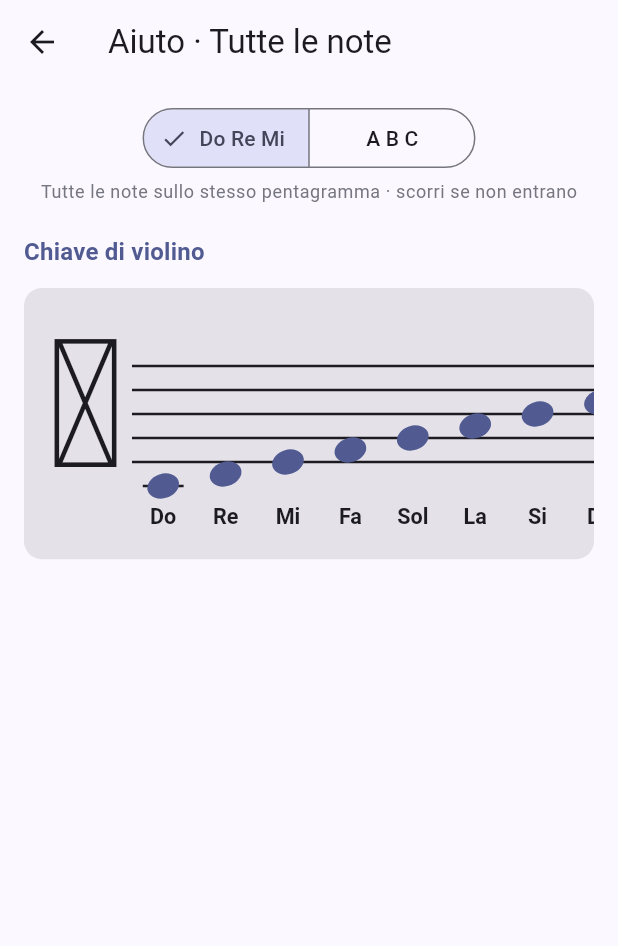
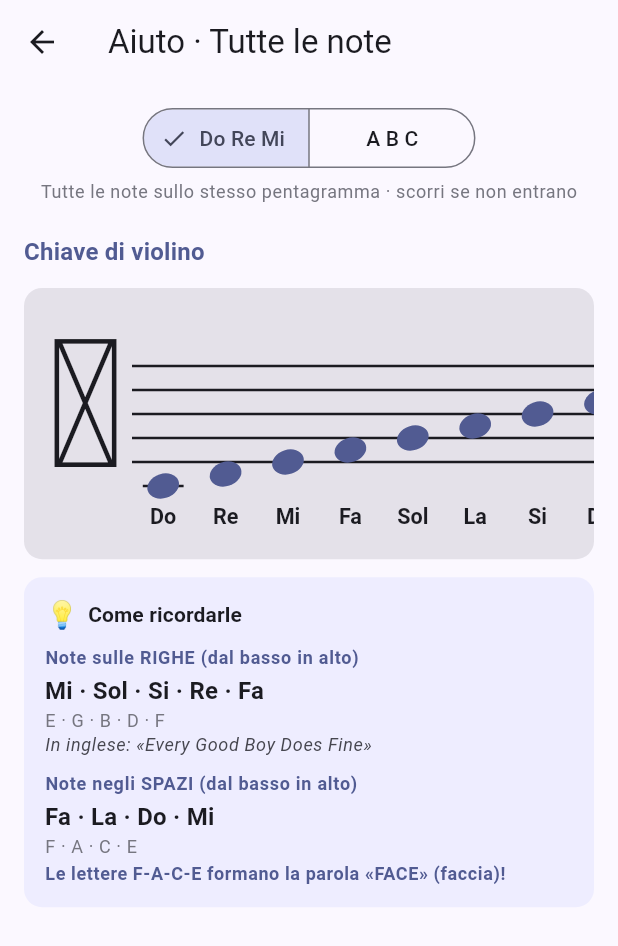
Before and after one commit to ianes1978/NoteLearn, a Flutter app: the screen it shows after launch, after a tap on "Aiuto · Mostra tutte le note", on a phone screen of 412 x 824 dp. Shown: the top 946 px of the screen. Run offline on Flutter 3.47's test engine with Material 3 defaults, Android fonts, the phone set to English and light mode, and no system bars; our stand-ins replace audioplayers.

Commit message:
Aiuto: aggiungi regole mnemoniche per righe e spazi
Sotto ogni pentagramma ora compare un riquadro "Come ricordarle" con la
sequenza delle note su righe e spazi (in Do-Re-Mi e in lettere) e i classici
acronimi inglesi: Every Good Boy Does Fine / FACE per la chiave di violino,
Good Boys Do Fine Always / All Cows Eat Grass per la chiave di basso.

Co-Authored-By: Claude Opus 4.8 (1M context) <noreply@anthropic.com>
Claude-Session: https://claude.ai/code/session_01NYDykZZ4ZLoDpPqgaZ4Ct1

```diff
--- a/lib/screens/help_screen.dart
+++ b/lib/screens/help_screen.dart
@@ -128,7 +128,150 @@ class _ClefSection extends StatelessWidget {
             ),
           ),
         ),
+        const SizedBox(height: 12),
+        _MnemonicsCard(clef: clef, notation: notation),
       ],
     );
   }
 }
+
+/// Regole mnemoniche per ricordare le note su righe e spazi del pentagramma.
+class _MnemonicsCard extends StatelessWidget {
+  final Clef clef;
+  final Notation notation;
+
+  const _MnemonicsCard({required this.clef, required this.notation});
+
+  @override
+  Widget build(BuildContext context) {
+    final theme = Theme.of(context);
+    final isTreble = clef == Clef.treble;
+
+    // Sequenze (dal basso verso l'alto) in solfège e in lettere, con il
+    // classico acronimo inglese usato per memorizzarle.
+    final linesSolfege =
+        isTreble ? 'Mi · Sol · Si · Re · Fa' : 'Sol · Si · Re · Fa · La';
+    final linesLetters = isTreble ? 'E · G · B · D · F' : 'G · B · D · F · A';
+    final linesPhrase = isTreble
+        ? 'Every Good Boy Does Fine'
+        : 'Good Boys Do Fine Always';
+
+    final spacesSolfege =
+        isTreble ? 'Fa · La · Do · Mi' : 'La · Do · Mi · Sol';
+    final spacesLetters = isTreble ? 'F · A · C · E' : 'A · C · E · G';
+    // In chiave di violino gli spazi formano la parola "FACE", quindi non
+    // serve una frase; in chiave di basso si usa "All Cows Eat Grass".
+    final String? spacesPhrase = isTreble ? null : 'All Cows Eat Grass';
+    final spacesExtra = isTreble
+        ? 'Le lettere F-A-C-E formano la parola «FACE» (faccia)!'
+        : null;
+
+    final useLetters = notation == Notation.letters;
+
+    return Container(
+      width: double.infinity,
+      decoration: BoxDecoration(
+        color: theme.colorScheme.primaryContainer.withValues(alpha: 0.45),
+        borderRadius: BorderRadius.circular(12),
+      ),
+      padding: const EdgeInsets.fromLTRB(14, 12, 14, 14),
+      child: Column(
+        crossAxisAlignment: CrossAxisAlignment.start,
+        children: [
+          Row(
+            children: [
+              const Text('💡', style: TextStyle(fontSize: 18)),
+              const SizedBox(width: 6),
+              Text(
+                'Come ricordarle',
+                style: theme.textTheme.titleSmall?.copyWith(
+                  fontWeight: FontWeight.bold,
+                  color: theme.colorScheme.onSurface,
+                ),
+              ),
+            ],
+          ),
+          const SizedBox(height: 8),
+          _MnemonicRow(
+            group: 'Note sulle RIGHE',
+            primary: useLetters ? linesLetters : linesSolfege,
+            secondary: useLetters ? linesSolfege : linesLetters,
+            phrase: linesPhrase,
+          ),
+          const SizedBox(height: 10),
+          _MnemonicRow(
+            group: 'Note negli SPAZI',
+            primary: useLetters ? spacesLetters : spacesSolfege,
+            secondary: useLetters ? spacesSolfege : spacesLetters,
+            phrase: spacesPhrase,
+            extra: spacesExtra,
+          ),
+        ],
+      ),
+    );
+  }
+}
+
+class _MnemonicRow extends StatelessWidget {
+  final String group;
+  final String primary;
+  final String secondary;
+  final String? phrase;
+  final String? extra;
+
+  const _MnemonicRow({
+    required this.group,
+    required this.primary,
+    required this.secondary,
+    this.phrase,
+    this.extra,
+  });
+
+  @override
+  Widget build(BuildContext context) {
+    final theme = Theme.of(context);
+    return Column(
+      crossAxisAlignment: CrossAxisAlignment.start,
+      children: [
+        Text(
+          '$group (dal basso in alto)',
+          style: theme.textTheme.labelMedium?.copyWith(
+            fontWeight: FontWeight.bold,
+            color: theme.colorScheme.primary,
+          ),
+        ),
+        const SizedBox(height: 2),
+        Text(
+          primary,
+          style: theme.textTheme.titleMedium?.copyWith(
+            fontWeight: FontWeight.bold,
+          ),
+        ),
+        Text(
+          secondary,
+          style: theme.textTheme.bodySmall
+              ?.copyWith(color: theme.colorScheme.outline),
+        ),
+        if (phrase != null)
+          Text(
+            'In inglese: «$phrase»',
+            style: theme.textTheme.bodySmall?.copyWith(
+              fontStyle: FontStyle.italic,
+              color: theme.colorScheme.onSurfaceVariant,
+            ),
+          ),
+        if (extra != null)
+          Padding(
+            padding: const EdgeInsets.only(top: 2),
+            child: Text(
+              extra!,
+              style: theme.textTheme.bodySmall?.copyWith(
+                fontWeight: FontWeight.bold,
+                color: theme.colorScheme.primary,
+              ),
+            ),
+          ),
+      ],
+    );
+  }
+}
```
